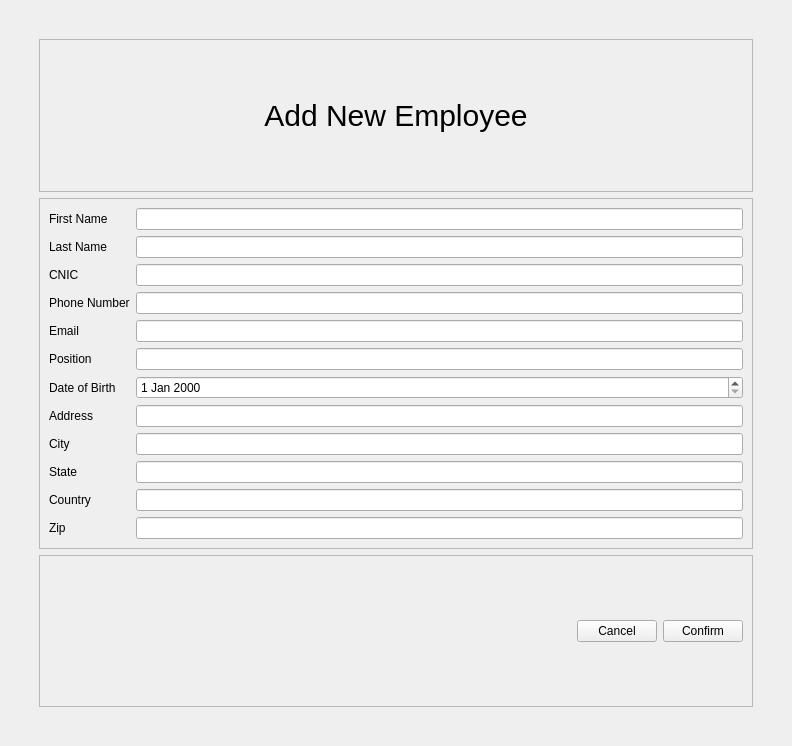
Before: the Qt Designer form ui/screens/addemployee.ui in ahmedivy/hr-ms, drawn with Qt 5.
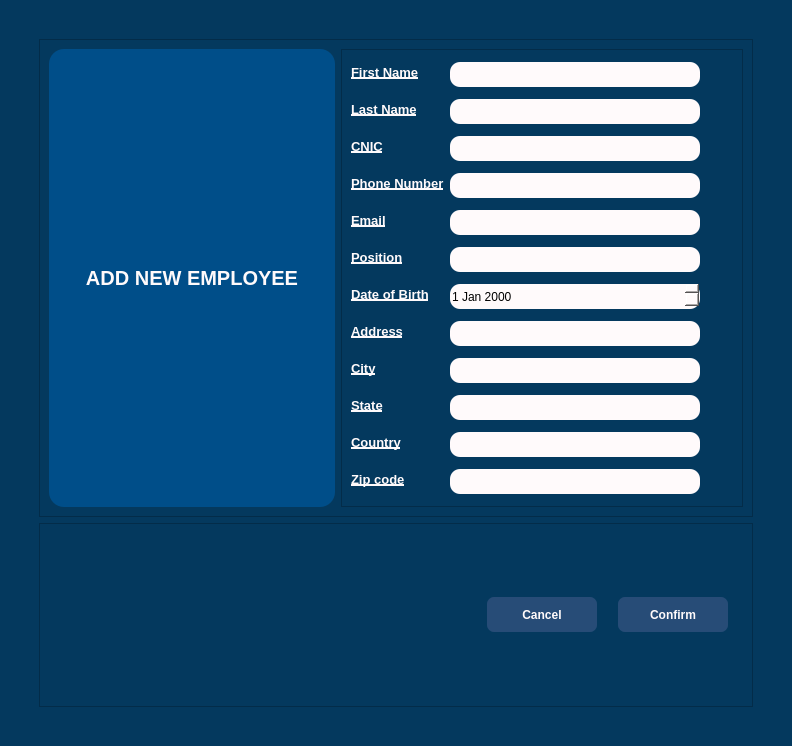
After: the same form once the commit is applied.

The edit to the form file:
```diff
--- a/ui/screens/addemployee.ui
+++ b/ui/screens/addemployee.ui
@@ -14,7 +14,7 @@
    <string>MainWindow</string>
   </property>
   <property name="styleSheet">
-   <string notr="true"/>
+   <string notr="true">background-color:#04395e;</string>
   </property>
   <widget class="QWidget" name="centralwidget">
    <layout class="QHBoxLayout" name="horizontalLayout_3">
@@ -46,24 +46,31 @@
            <property name="font">
             <font>
              <pointsize>-1</pointsize>
+             <italic>false</italic>
+             <bold>true</bold>
             </font>
            </property>
            <property name="styleSheet">
-            <string notr="true">font-size: 30px</string>
+            <string notr="true">font-size: 20px;
+background-color: #004e89;
+color:#FFFAFB;
+font:bold;
+border-radius:15px;
+</string>
            </property>
            <property name="text">
-            <string>Add New Employee</string>
+            <string>ADD NEW EMPLOYEE</string>
            </property>
            <property name="alignment">
             <set>Qt::AlignCenter</set>
            </property>
           </widget>
          </item>
-        </layout>
-       </widget>
-      </item>
       <item>
        <widget class="QFrame" name="frame_2">
+           <property name="styleSheet">
+            <string notr="true">max-width:400px;</string>
+           </property>
         <property name="frameShape">
          <enum>QFrame::StyledPanel</enum>
         </property>
@@ -73,123 +80,307 @@
         <layout class="QFormLayout" name="formLayout">
          <item row="0" column="0">
           <widget class="QLabel" name="label_2">
+              <property name="styleSheet">
+               <string notr="true">font:bold;
+color: #FFFAFB;
+text-transform:uppercase;
+text-decoration:underline;
+font-size:13px;
+text-align:centre;</string>
+              </property>
            <property name="text">
             <string>First Name</string>
            </property>
           </widget>
          </item>
          <item row="0" column="1">
-          <widget class="QLineEdit" name="fnameField"/>
+             <widget class="QLineEdit" name="fnameField">
+              <property name="maximumSize">
+               <size>
+                <width>250</width>
+                <height>16777215</height>
+               </size>
+              </property>
+              <property name="styleSheet">
+               <string notr="true">border-radius:10px;
+max-width:250px;
+height: 25px;
+background-color:#FFFAFB;
+margin: 3px 0;</string>
+              </property>
+             </widget>
          </item>
          <item row="1" column="0">
           <widget class="QLabel" name="label_3">
+              <property name="styleSheet">
+               <string notr="true">font:bold;
+color: #FFFAFB;
+text-transform:uppercase;
+text-decoration:underline;
+font-size:13px;
+text-align:centre;</string>
+              </property>
            <property name="text">
             <string>Last Name</string>
            </property>
           </widget>
          </item>
          <item row="1" column="1">
-          <widget class="QLineEdit" name="lnameField"/>
+             <widget class="QLineEdit" name="lnameField">
+              <property name="styleSheet">
+               <string notr="true">border-radius:10px;
+max-width:250px;
+height: 25px;
+background-color:#FFFAFB;
+margin: 3px 0;</string>
+              </property>
+             </widget>
          </item>
          <item row="2" column="0">
           <widget class="QLabel" name="label_4">
+              <property name="styleSheet">
+               <string notr="true">font:bold;
+color: #FFFAFB;
+text-transform:uppercase;
+text-decoration:underline;
+font-size:13px;</string>
+              </property>
            <property name="text">
             <string>CNIC</string>
            </property>
           </widget>
          </item>
          <item row="2" column="1">
-          <widget class="QLineEdit" name="cnicField"/>
+             <widget class="QLineEdit" name="cnicField">
+              <property name="styleSheet">
+               <string notr="true">margin: 3px 0;
+border-radius:10px;
+max-width:250px;
+height: 25px;
+background-color:#FFFAFB;</string>
+              </property>
+             </widget>
          </item>
          <item row="3" column="0">
           <widget class="QLabel" name="label_5">
+              <property name="styleSheet">
+               <string notr="true">font:bold;
+color: #FFFAFB;
+text-transform:uppercase;
+text-decoration:underline;
+font-size:13px;</string>
+              </property>
            <property name="text">
             <string>Phone Number</string>
            </property>
           </widget>
          </item>
          <item row="3" column="1">
-          <widget class="QLineEdit" name="phoneField"/>
+             <widget class="QLineEdit" name="phoneField">
+              <property name="styleSheet">
+               <string notr="true">margin: 3px 0;
+border-radius:10px;
+max-width:250px;
+height: 25px;
+background-color:#FFFAFB;</string>
+              </property>
+             </widget>
          </item>
          <item row="4" column="0">
           <widget class="QLabel" name="label_6">
+              <property name="styleSheet">
+               <string notr="true">font:bold;
+color: #FFFAFB;
+text-transform:uppercase;
+text-decoration:underline;
+font-size:13px;</string>
+              </property>
            <property name="text">
             <string>Email</string>
            </property>
           </widget>
          </item>
          <item row="4" column="1">
-          <widget class="QLineEdit" name="emailField"/>
+             <widget class="QLineEdit" name="emailField">
+              <property name="styleSheet">
+               <string notr="true">background-color:#FFFAFB;
+border-radius:10px;
+max-width:250px;
+height: 25px;
+margin: 3px 0;</string>
+              </property>
+             </widget>
          </item>
          <item row="5" column="0">
           <widget class="QLabel" name="label_7">
+              <property name="styleSheet">
+               <string notr="true">font:bold;
+color: #FFFAFB;
+text-transform:uppercase;
+text-decoration:underline;
+font-size:13px;</string>
+              </property>
            <property name="text">
             <string>Position</string>
            </property>
           </widget>
          </item>
+            <item row="5" column="1">
+             <widget class="QLineEdit" name="lineEdit">
+              <property name="styleSheet">
+               <string notr="true">margin: 3px 0;border-radius:10px;
+max-width:250px;
+height: 25px;
+background-color:#FFFAFB;</string>
+              </property>
+             </widget>
+            </item>
          <item row="6" column="0">
           <widget class="QLabel" name="label_8">
+              <property name="styleSheet">
+               <string notr="true">font:bold;
+color: #FFFAFB;
+text-transform:uppercase;
+text-decoration:underline;
+font-size:13px;</string>
+              </property>
            <property name="text">
             <string>Date of Birth</string>
            </property>
           </widget>
          </item>
+            <item row="6" column="1">
+             <widget class="QDateEdit" name="dateEdit">
+              <property name="styleSheet">
+               <string notr="true">margin: 3px 0;border-radius:10px;
+max-width:250px;
+height: 25px;
+background-color:#FFFAFB;</string>
+              </property>
+             </widget>
+            </item>
          <item row="7" column="0">
           <widget class="QLabel" name="label_9">
+              <property name="styleSheet">
+               <string notr="true">font:bold;
+color: #FFFAFB;
+text-transform:uppercase;
+text-decoration:underline;
+font-size:13px;</string>
+              </property>
            <property name="text">
             <string>Address</string>
            </property>
           </widget>
          </item>
          <item row="7" column="1">
-          <widget class="QLineEdit" name="addressField"/>
-         </item>
-         <item row="8" column="1">
-          <widget class="QLineEdit" name="cityField"/>
-         </item>
-         <item row="9" column="1">
-          <widget class="QLineEdit" name="stateField"/>
-         </item>
-         <item row="11" column="1">
-          <widget class="QLineEdit" name="zipField"/>
+             <widget class="QLineEdit" name="addressField">
+              <property name="styleSheet">
+               <string notr="true">margin: 3px 0;border-radius:10px;
+max-width:250px;
+height: 25px;
+background-color:#FFFAFB;</string>
+              </property>
+             </widget>
          </item>
          <item row="8" column="0">
           <widget class="QLabel" name="label_10">
+              <property name="styleSheet">
+               <string notr="true">font:bold;
+color: #FFFAFB;
+text-transform:uppercase;
+text-decoration:underline;
+font-size:13px;</string>
+              </property>
            <property name="text">
             <string>City</string>
            </property>
           </widget>
          </item>
+            <item row="8" column="1">
+             <widget class="QLineEdit" name="cityField">
+              <property name="styleSheet">
+               <string notr="true">margin: 3px 0;border-radius:10px;
+max-width:250px;
+height: 25px;
+background-color:#FFFAFB;</string>
+              </property>
+             </widget>
+            </item>
          <item row="9" column="0">
           <widget class="QLabel" name="label_11">
+              <property name="styleSheet">
+               <string notr="true">font:bold;
+color: #FFFAFB;
+text-transform:uppercase;
+text-decoration:underline;
+font-size:13px;</string>
+              </property>
            <property name="text">
             <string>State</string>
            </property>
           </widget>
          </item>
+            <item row="9" column="1">
+             <widget class="QLineEdit" name="stateField">
+              <property name="styleSheet">
+               <string notr="true">margin: 3px 0;background-color:#FFFAFB;
+border-radius:10px;
+max-width:250px;
+height: 25px;</string>
+              </property>
+             </widget>
+            </item>
          <item row="10" column="0">
           <widget class="QLabel" name="label_12">
+              <property name="styleSheet">
+               <string notr="true">font:bold;
+color: #FFFAFB;
+text-transform:uppercase;
+text-decoration:underline;
+font-size:13px;</string>
+              </property>
            <property name="text">
             <string>Country</string>
            </property>
           </widget>
          </item>
+            <item row="10" column="1">
+             <widget class="QLineEdit" name="countryField">
+              <property name="styleSheet">
+               <string notr="true">margin: 3px 0;background-color:#FFFAFB;
+border-radius:10px;
+max-width:250px;
+height: 25px;</string>
+              </property>
+             </widget>
+            </item>
          <item row="11" column="0">
           <widget class="QLabel" name="label_13">
+              <property name="styleSheet">
+               <string notr="true">font:bold;
+color: #FFFAFB;
+text-transform:uppercase;
+text-decoration:underline;
+font-size:13px;</string>
+              </property>
            <property name="text">
-            <string>Zip</string>
+               <string>Zip code</string>
            </property>
           </widget>
          </item>
-         <item row="10" column="1">
-          <widget class="QLineEdit" name="countryField"/>
-         </item>
-         <item row="6" column="1">
-          <widget class="QDateEdit" name="dateEdit"/>
-         </item>
-         <item row="5" column="1">
-          <widget class="QLineEdit" name="lineEdit"/>
+            <item row="11" column="1">
+             <widget class="QLineEdit" name="zipField">
+              <property name="styleSheet">
+               <string notr="true">margin: 3px 0;background-color:#FFFAFB;
+border-radius:10px;
+max-width:250px;
+height: 25px;</string>
+              </property>
+             </widget>
+            </item>
+           </layout>
+          </widget>
          </item>
         </layout>
        </widget>
@@ -219,7 +410,25 @@
          <item>
           <widget class="QPushButton" name="cancelButton">
            <property name="styleSheet">
-            <string notr="true"/>
+            <string notr="true">QPushButton{
+background-color: #274c77;
+color:#FFFAFB;
+font:bold;
+padding: 5px;
+border-radius:7px;
+width: 100px;
+margin-right:15px;
+height: 25px;
+}
+
+QPushButton:hover {
+  background-color: #4cc9f0;
+  color:black;
+font:bold;
+padding: 5px;
+border-radius:7px;
+}
+</string>
            </property>
            <property name="text">
             <string>Cancel</string>
@@ -229,7 +438,24 @@
          <item>
           <widget class="QPushButton" name="okButton">
            <property name="styleSheet">
-            <string notr="true"/>
+            <string notr="true">QPushButton{
+background-color: #274c77;
+color:#FFFAFB;
+font:bold;
+padding: 5px;
+border-radius:7px;
+width: 100px;
+height:25px;
+margin-right:15px;
+}
+
+QPushButton:hover {
+ background-color: #4cc9f0;
+ color:black;
+font:bold;
+padding: 5px;
+border-radius:7px;
+}</string>
            </property>
            <property name="text">
             <string>Confirm</string>
```
Lines whose indentation alone changed are shown as unchanged.
